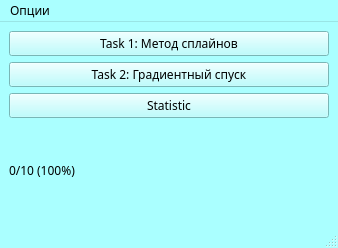
yuzhaninplus84/TechProg_MPU, file dtl_client/mainwindow.ui: the form before one commit.
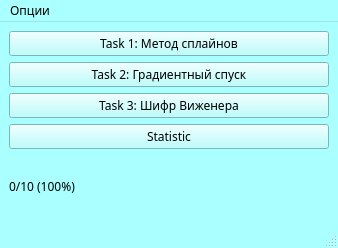
The form after the commit.

Diff of the .ui file:
```diff
--- a/dtl_client/mainwindow.ui
+++ b/dtl_client/mainwindow.ui
@@ -505,6 +505,13 @@
         </property>
        </widget>
       </item>
+      <item>
+       <widget class="QPushButton" name="task3">
+        <property name="text">
+         <string>Task 3: Шифр Виженера</string>
+        </property>
+       </widget>
+      </item>
       <item>
        <widget class="QPushButton" name="stat">
         <property name="text">
```
